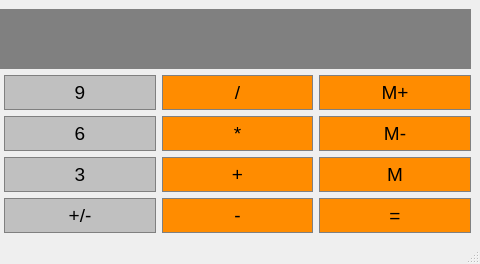
This is GUI_PROGRAMMING/THIRD/Calculator/calculator.ui in Siwwyy/3_Studying_Year as Qt 5 draws it before an edit; both pictures show x 320 to 800 and y 0 to 264 of the 800 by 264 pixel window. The edited form follows.
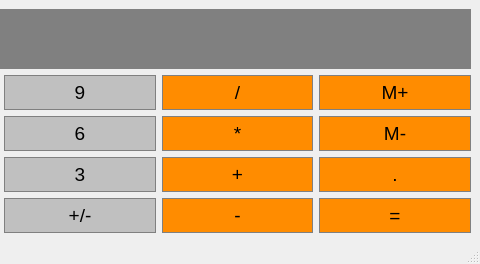
This is the edited form.

The edit to the form file:
```diff
--- a/GUI_PROGRAMMING/THIRD/Calculator/calculator.ui
+++ b/GUI_PROGRAMMING/THIRD/Calculator/calculator.ui
@@ -1145,7 +1145,7 @@
 }</string>
       </property>
       <property name="text">
-       <string>M</string>
+       <string>.</string>
       </property>
      </widget>
     </item>
```
Left out of the diff: 2 changed lines with no effect on the pictures.
